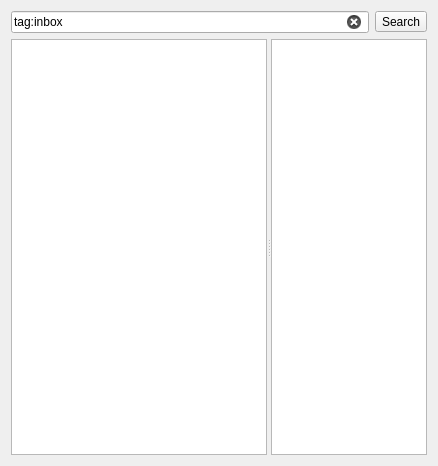
Old version of the form lierre/ui/threads_widget.ui in the repository hydrargyrum/lierre.
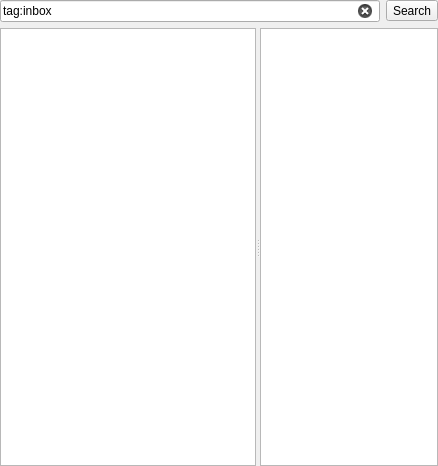
New version of the form. Custom widgets are drawn as their Qt base class.

Commit message: ui: gain screen real estate by removing some margins

Diff of the .ui file:
```diff
--- a/lierre/ui/threads_widget.ui
+++ b/lierre/ui/threads_widget.ui
@@ -14,6 +14,18 @@
    <string>Threads</string>
   </property>
   <layout class="QVBoxLayout" name="verticalLayout">
+   <property name="leftMargin">
+    <number>0</number>
+   </property>
+   <property name="topMargin">
+    <number>0</number>
+   </property>
+   <property name="rightMargin">
+    <number>0</number>
+   </property>
+   <property name="bottomMargin">
+    <number>0</number>
+   </property>
    <item>
     <layout class="QHBoxLayout" name="horizontalLayout">
      <item>
```
The commit also changes 2 other files.
